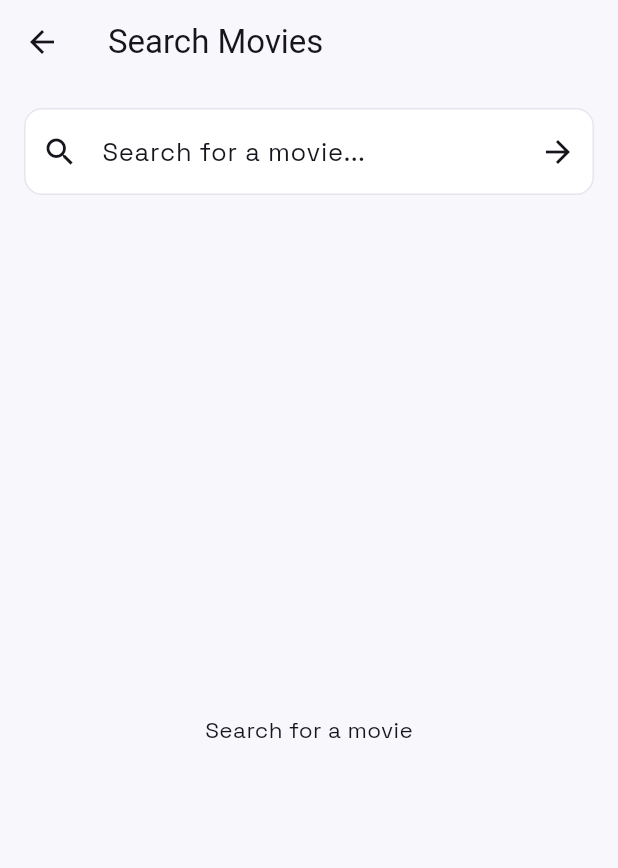
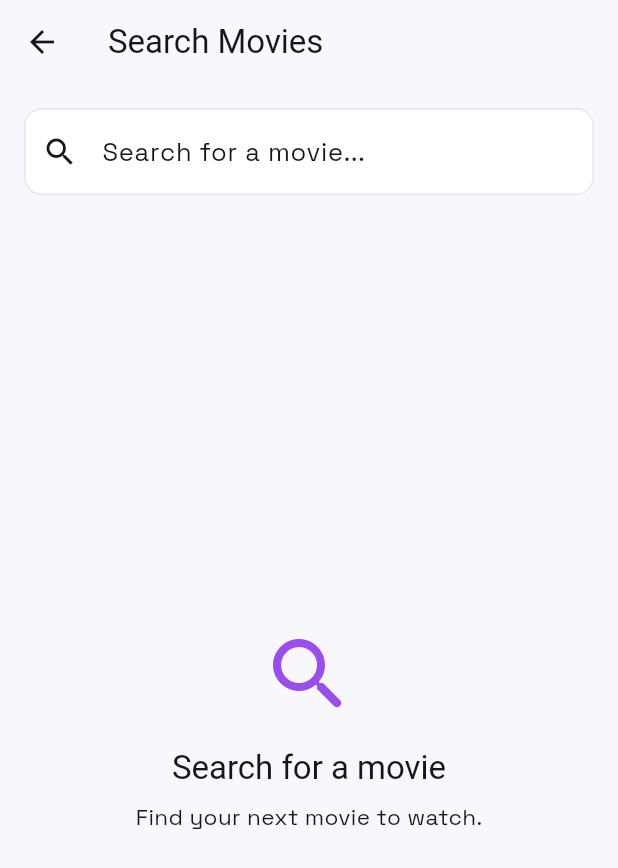
Before and after one commit to EslamVx/Moonova, a Flutter app: the screen it shows after launch, after a tap on the "search" icon, on a phone screen of 412 x 824 dp. Shown: the top 868 px of the screen. Run offline on Flutter 3.47's test engine with Material 3 defaults, Android fonts, the phone set to English and light mode, and no system bars; our stand-ins replace cloud_firestore, firebase_auth, firebase_core, flutter_dotenv, google_fonts, google_sign_in; accounts and stored records are empty; network calls fail.

Commit message:
feat: improve movie search

```diff
--- a/lib/screens/search/search_screen.dart
+++ b/lib/screens/search/search_screen.dart
@@ -1,3 +1,5 @@
+import 'dart:async';
+
 import 'package:flutter/material.dart';
 import 'package:provider/provider.dart';
 
@@ -14,12 +16,35 @@ class SearchScreen extends StatefulWidget {
 class _SearchScreenState extends State<SearchScreen> {
   final TextEditingController _searchController = TextEditingController();
 
+  Timer? _debounce;
+
+  void _onSearchChanged(String value) {
+    _debounce?.cancel();
+
+    _debounce = Timer(const Duration(milliseconds: 500), () {
+      if (!mounted) return;
+
+      context.read<MovieProvider>().searchMovies(value);
+    });
+
+    setState(() {});
+  }
+
   void _search() {
+    _debounce?.cancel();
     context.read<MovieProvider>().searchMovies(_searchController.text);
+  }
+
+  void _clearSearch() {
+    _debounce?.cancel();
+    _searchController.clear();
+    context.read<MovieProvider>().clearSearch();
+    setState(() {});
   }
 
   @override
   void dispose() {
+    _debounce?.cancel();
     _searchController.dispose();
     super.dispose();
   }
@@ -37,14 +62,17 @@ class _SearchScreenState extends State<SearchScreen> {
             TextField(
               controller: _searchController,
               textInputAction: TextInputAction.search,
+              onChanged: _onSearchChanged,
               onSubmitted: (_) => _search(),
               decoration: InputDecoration(
                 hintText: 'Search for a movie...',
                 prefixIcon: const Icon(Icons.search),
-                suffixIcon: IconButton(
-                  onPressed: _search,
-                  icon: const Icon(Icons.arrow_forward),
-                ),
+                suffixIcon: _searchController.text.isEmpty
+                    ? null
+                    : IconButton(
+                        onPressed: _clearSearch,
+                        icon: const Icon(Icons.close),
+                      ),
               ),
             ),
             const SizedBox(height: 20),
@@ -61,15 +89,80 @@ class _SearchScreenState extends State<SearchScreen> {
     }
 
     if (provider.searchErrorMessage != null) {
-      return Center(child: Text(provider.searchErrorMessage!));
+      return Center(
+        child: Padding(
+          padding: const EdgeInsets.all(24),
+          child: Column(
+            mainAxisSize: MainAxisSize.min,
+            children: [
+              const Icon(Icons.error_outline_rounded, size: 48),
+              const SizedBox(height: 12),
+              Text(
+                'Something went wrong.',
+                style: Theme.of(context).textTheme.titleMedium,
+              ),
+              const SizedBox(height: 8),
+              Text(
+                'Please check your connection and try again.',
+                textAlign: TextAlign.center,
+                style: Theme.of(context).textTheme.bodyMedium,
+              ),
+              const SizedBox(height: 16),
+              OutlinedButton.icon(
+                onPressed: _search,
+                icon: const Icon(Icons.refresh),
+                label: const Text('Try Again'),
+              ),
+            ],
+          ),
+        ),
+      );
     }
 
     if (_searchController.text.trim().isEmpty) {
-      return const Center(child: Text('Search for a movie'));
+      return Center(
+        child: Column(
+          mainAxisSize: MainAxisSize.min,
+          children: [
+            Icon(
+              Icons.search_rounded,
+              size: 64,
+              color: Theme.of(context).colorScheme.primary,
+            ),
+            const SizedBox(height: 16),
+            Text(
+              'Search for a movie',
+              style: Theme.of(context).textTheme.titleLarge,
+            ),
+            const SizedBox(height: 8),
+            Text(
+              'Find your next movie to watch.',
+              style: Theme.of(context).textTheme.bodyMedium,
+            ),
+          ],
+        ),
+      );
     }
 
     if (provider.searchResults.isEmpty) {
-      return const Center(child: Text('No movies found'));
+      return Center(
+        child: Column(
+          mainAxisSize: MainAxisSize.min,
+          children: [
+            const Icon(Icons.movie_filter_outlined, size: 64),
+            const SizedBox(height: 16),
+            Text(
+              'No movies found',
+              style: Theme.of(context).textTheme.titleLarge,
+            ),
+            const SizedBox(height: 8),
+            Text(
+              'Try searching with a different title.',
+              style: Theme.of(context).textTheme.bodyMedium,
+            ),
+          ],
+        ),
+      );
     }
 
     return GridView.builder(
```
Also changed, not shown: lib/providers/movie_provider.dart (+21 -5 lines).
